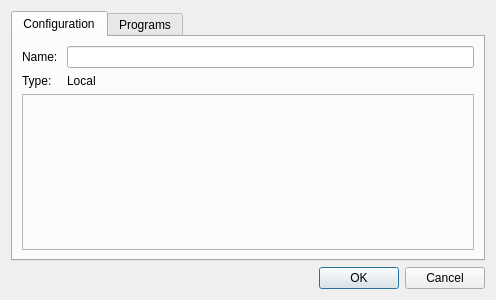
This is molequeue/ui/queuesettingsdialog.ui in OpenChemistry/molequeue as Qt 5 draws it before an edit. The edited form follows.
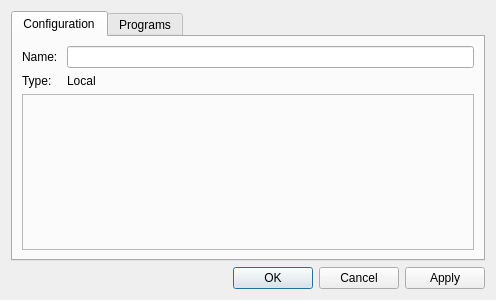
This is the edited form.

Commit message: Add "Apply" buttons to program/queue config dialogs.

```diff
--- a/molequeue/ui/queuesettingsdialog.ui
+++ b/molequeue/ui/queuesettingsdialog.ui
@@ -173,7 +173,7 @@
    <item>
     <widget class="QDialogButtonBox" name="buttonBox">
      <property name="standardButtons">
-      <set>QDialogButtonBox::Cancel|QDialogButtonBox::Ok</set>
+      <set>QDialogButtonBox::Apply|QDialogButtonBox::Cancel|QDialogButtonBox::Ok</set>
      </property>
     </widget>
    </item>
```
The commit also changes 5 other files.
